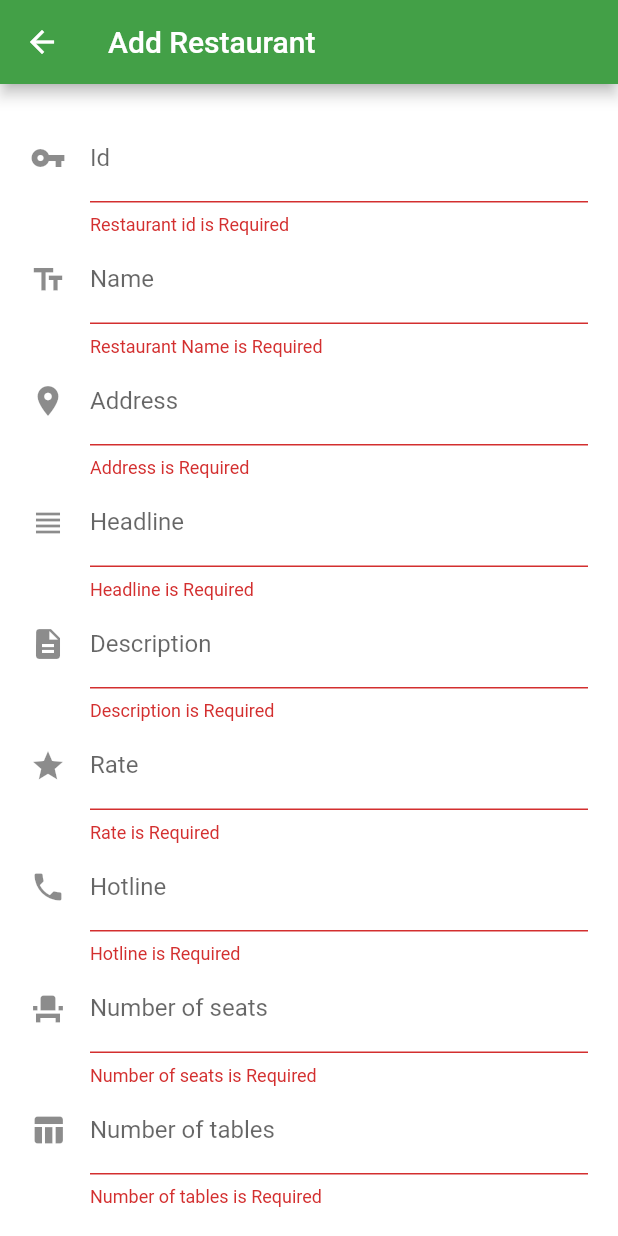
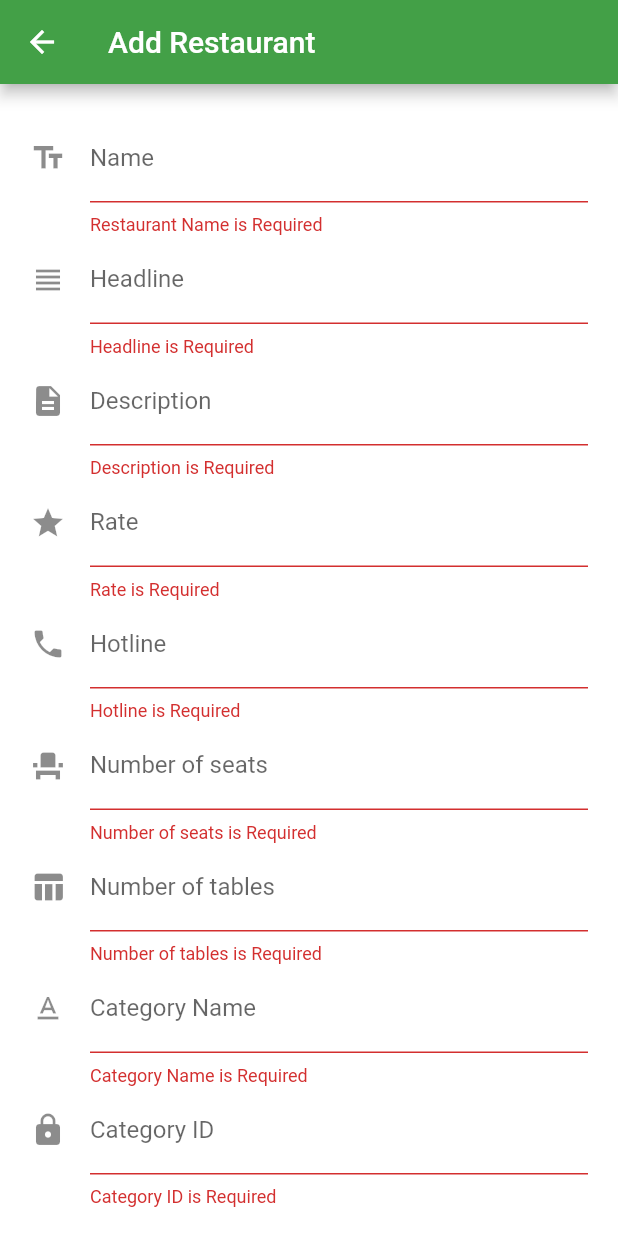
Before and after one commit to ayamohamed99/E-commerce-vendor, a Flutter app: the AddForm screen opened directly, after a tap on "Add", on a phone screen of 412 x 824 dp. Run offline on Flutter 3.47's test engine with Material 2 defaults, Android fonts, the phone set to English and light mode, and no system bars; our stand-ins replace cloud_firestore, firebase_auth, firebase_storage, flutter_spinkit, font_awesome_flutter, image_picker and 1 more; accounts and stored records are empty.

```diff
--- a/lib/Screens/home/addform.dart
+++ b/lib/Screens/home/addform.dart
@@ -87,26 +87,6 @@ class _AddFormState extends State<AddForm> {
     );
   }
 
-  // ignore: unused_element
-  Widget _buildResIdField() {
-    return TextFormField(
-      keyboardType: TextInputType.number,
-      initialValue: rId == 0 ? "" : rId.toString(),
-      decoration: InputDecoration(labelText: 'Id', icon: Icon(Icons.vpn_key)),
-      // ignore: missing_return
-      validator: (String value) {
-        if (value.isEmpty) {
-          return 'Restaurant id is Required';
-        }
-      },
-      onChanged: (value) {
-        setState(() {
-          rId = int.parse(value);
-          restaurant.rId = value;
-        });
-      },
-    );
-  }
 
   Widget _buildResRateField() {
     return TextFormField(
@@ -152,25 +132,25 @@ class _AddFormState extends State<AddForm> {
   //   );
   // }
 
-  Widget _buildResLocationField() {
-    return TextFormField(
-      initialValue: location,
-      decoration:
-          InputDecoration(labelText: 'Address', icon: Icon(Icons.location_on)),
-      // ignore: missing_return
-      validator: (String value) {
-        if (value.isEmpty) {
-          return 'Address is Required';
-        }
-      },
-      onChanged: (value) {
-        setState(() {
-          location = value;
-          restaurant.location = value;
-        });
-      },
-    );
-  }
+  // Widget _buildResLocationField() {
+  //   return TextFormField(
+  //     initialValue: location,
+  //     decoration:
+  //         InputDecoration(labelText: 'Address', icon: Icon(Icons.location_on)),
+  //     // ignore: missing_return
+  //     validator: (String value) {
+  //       if (value.isEmpty) {
+  //         return 'Address is Required';
+  //       }
+  //     },
+  //     onChanged: (value) {
+  //       setState(() {
+  //         location = value;
+  //         restaurant.location = value;
+  //       });
+  //     },
+  //   );
+  // }
 
   Widget _buildReshotlineField() {
     return TextFormField(
@@ -344,9 +324,8 @@ class _AddFormState extends State<AddForm> {
               mainAxisAlignment: MainAxisAlignment.center,
               // mainAxisSize: MainAxisSize.max,
               children: <Widget>[
-                _buildResIdField(),
                 _buildResNameField(),
-                _buildResLocationField(),
+                // _buildResLocationField(),
                 _buildResheadlineField(),
                 _buildResDescriptionField(),
                 _buildResRateField(),
--- a/lib/Screens/sechome.dart
+++ b/lib/Screens/sechome.dart
@@ -90,7 +90,7 @@ Future<void>_showMyDialog() async {
           Container(
             margin: EdgeInsets.all(20),
             height: 250,
-            child: Image.asset(
+            child: Image.network(
               resImg,
               fit: BoxFit.fill,
             ),
```
